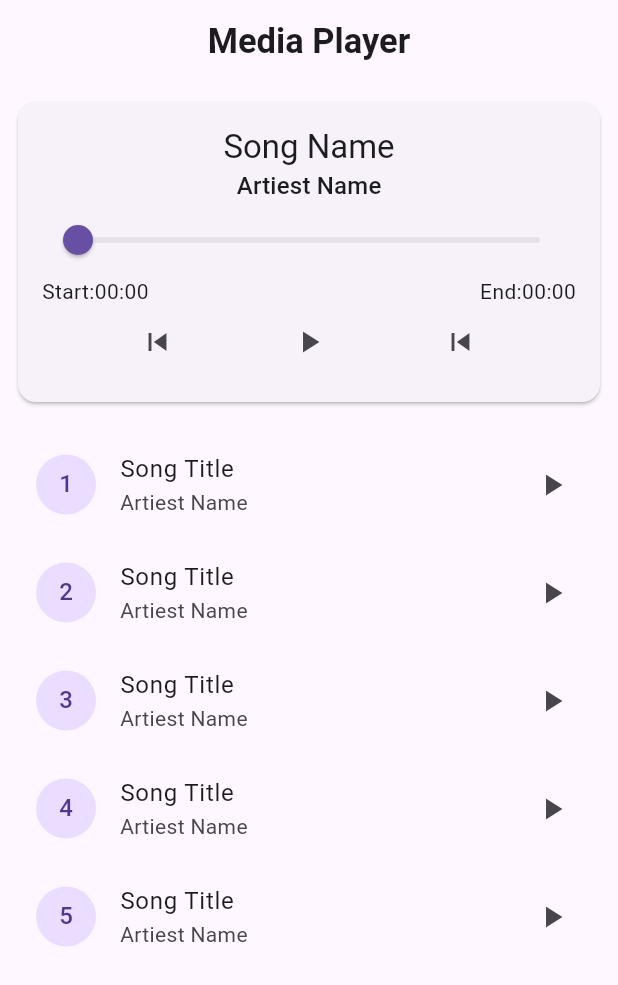
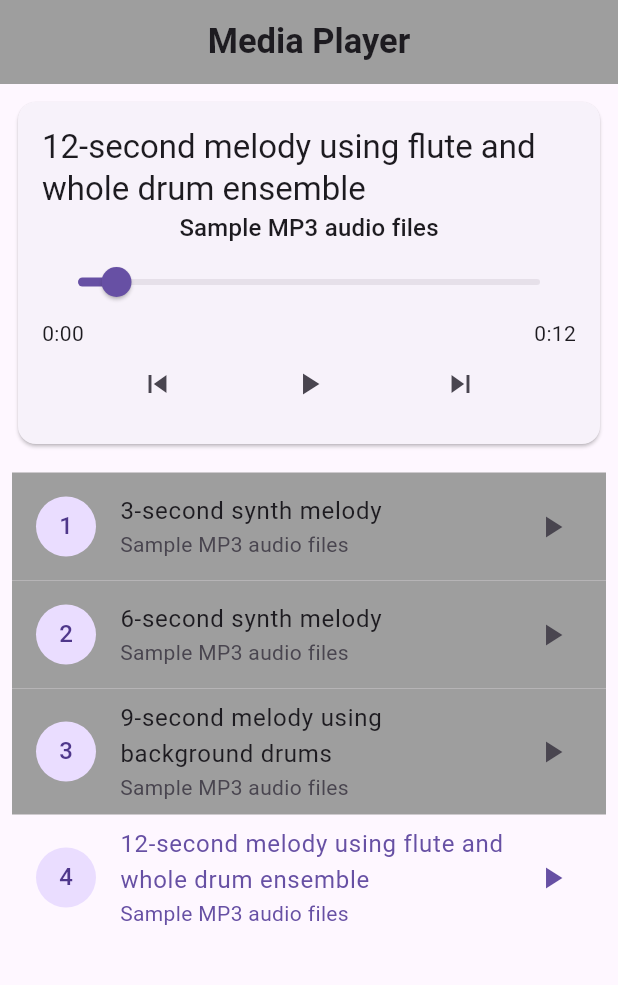
Before and after one commit to Marjan-maxa/Media-Player-Application, a Flutter app: the screen it shows after launch, after a tap on the "skip previous" icon, on a phone screen of 412 x 824 dp. Shown: the top 985 px of the screen. Run offline on Flutter 3.47's test engine with Material 3 defaults, Android fonts, the phone set to English and light mode, and no system bars; our stand-ins replace audioplayers.

Commit message:
file added

```diff
--- a/lib/app.dart
+++ b/lib/app.dart
@@ -8,6 +8,7 @@ class MyApp extends StatelessWidget {
   @override
   Widget build(BuildContext context) {
     return MaterialApp(
+      debugShowCheckedModeBanner: false,
       home: MediaPlayerApp(),
     );
   }
--- a/lib/media_player_app.dart
+++ b/lib/media_player_app.dart
@@ -1,3 +1,5 @@
+import 'dart:math';
+
 import 'package:flutter/material.dart';
 import 'package:audioplayers/audioplayers.dart';
 class MediaPlayerApp extends StatefulWidget {
@@ -10,15 +12,97 @@ class MediaPlayerApp extends StatefulWidget {
 class _MediaPlayerAppState extends State<MediaPlayerApp> {
 
   final AudioPlayer _audioPlayer=AudioPlayer();
-  List _playlist=[
-    'https://samplelib.com/lib/preview/mp3/sample-3s.mp3'
+
+
+  List<Song> _playlist=[
+   Song(title: '3-second synth melody', artiest: 'Sample MP3 audio files', url: 'https://samplelib.com/lib/preview/mp3/sample-3s.mp3', duration: 3),
+   Song(title: '6-second synth melody', artiest: 'Sample MP3 audio files', url: 'https://samplelib.com/lib/preview/mp3/sample-6s.mp3', duration: 6),
+   Song(title: '9-second melody using background drums', artiest: 'Sample MP3 audio files', url: 'https://samplelib.com/lib/preview/mp3/sample-9s.mp3', duration: 9),
+   Song(title: '12-second melody using flute and whole drum ensemble', artiest: 'Sample MP3 audio files', url: 'https://samplelib.com/lib/preview/mp3/sample-12s.mp3', duration: 12),
+
   ];
+
+  int _currentindex=0;
+  bool isPlaying=false;
+  Duration _positions=Duration.zero;
+  Duration _duration=Duration.zero;
+
+  void _listenToPlay(){
+    _audioPlayer.onDurationChanged.listen((duration){
+     setState(() {
+       _duration=duration;
+     });
+    });
+
+    _audioPlayer.onPositionChanged.listen((position){
+      setState(() {
+        _positions=position;
+      });
+
+      _audioPlayer.onPlayerStateChanged.listen((state){
+        setState(() {
+          isPlaying=state==PlayerState.playing;
+        });
+      });
+    });
+  }
+
+  Future<void>_playSong(int index) async {
+    _currentindex=index;
+    final  song=_playlist[index];
+    setState(() {
+      _positions=Duration.zero;
+      _duration=Duration(seconds: song.duration);
+    });
+   await _audioPlayer.stop();
+    await _audioPlayer.play(UrlSource(_playlist[index].url));
+  }
+
+  Future<void>_togglePlayPause()async {
+    if(isPlaying){
+      _audioPlayer.pause();
+    }else{
+      _audioPlayer.resume();
+    }
+  }
+
+  Future<void>_nextSong()async {
+   final int next=(_currentindex+1)%_playlist.length;
+   _playSong(next);
+  }
+
+  Future<void>_previousSong()async {
+    final int previous=(_currentindex-1+_playlist.length)%_playlist.length;
+    _playSong(previous);
+  }
+
+  String _formatDuration(Duration duration){
+    final int minute=duration.inMinutes;
+    final int second=duration.inSeconds.remainder(60);
+    return '$minute:${second.toString().padLeft(2,'0')}';
+  }
+
+
+  @override
+  void initState() {
+    // TODO: implement initState
+    super.initState();
+    _listenToPlay();
+  }
+
 
   @override
   Widget build(BuildContext context) {
+
+    final Song song=_playlist[_currentindex];
+
+
+    final double maxSecond=max(_duration.inSeconds.toDouble(), 1);
+    final double currentSecond=_positions.inSeconds.toDouble().clamp(1, maxSecond);
     return Scaffold(
       appBar: AppBar(
-        title: Text('Media Player',style: TextStyle(fontSize: 23,fontWeight: FontWeight.bold),),
+        backgroundColor: Colors.grey,
+        title: Text('Media Player',style: TextStyle(fontSize: 23,fontWeight: FontWeight.bold,),),
         centerTitle: true,
       ),
       body: Padding(
@@ -33,22 +117,33 @@ class _MediaPlayerAppState extends State<MediaPlayerApp> {
                 child: Column(
                   children: [
 
-                    Text('Song Name',style: Theme.of(context).textTheme.titleLarge,),
-                Text('Artiest Name',style: Theme.of(context).textTheme.titleMedium,),
-                Slider(value: 0, onChanged: (value){}),
+                    Text(song.title,style: Theme.of(context).textTheme.titleLarge,),
+                Text(song.artiest,style: Theme.of(context).textTheme.titleMedium,),
+                Slider(
+                  min: 0,
+                    max: maxSecond,
+
+                    value: currentSecond,
+                    onChanged: (value) async{
+                   final position=Duration(seconds: value.toInt());
+                   await _audioPlayer.seek(position);
+                }
+                ),
+
+
                 Row(
                   mainAxisAlignment: MainAxisAlignment.spaceBetween,
                   children: [
-                    Text('Start:00:00'),
-                    Text('End:00:00')
+                    Text(_formatDuration(_positions)),
+                    Text(_formatDuration(_duration))
                   ],
                 ),
                 Row(
                   mainAxisAlignment: MainAxisAlignment.spaceEvenly,
                   children: [
-                    IconButton(onPressed: (){}, icon: Icon(Icons.skip_previous)),
-                    IconButton(onPressed: (){}, icon: Icon(Icons.play_arrow)),
-                    IconButton(onPressed: (){}, icon: Icon(Icons.skip_previous))
+                    IconButton(onPressed: _previousSong, icon: Icon(Icons.skip_previous)),
+                    IconButton(onPressed: _togglePlayPause, icon: isPlaying? Icon(Icons.pause):Icon(Icons.play_arrow)),
+                    IconButton(onPressed: _nextSong, icon: Icon(Icons.skip_next))
                   ],
                 )
 
@@ -60,18 +155,24 @@ class _MediaPlayerAppState extends State<MediaPlayerApp> {
             const SizedBox(height: 15,),
             Expanded(
               child: ListView.builder(
-                itemCount: 5,
+                itemCount: _playlist.length,
                   itemBuilder: (context,index){
+                  Song song=_playlist[index];
+                  final bool isCurrent=index==_currentindex;
                   return ListTile(
-                    title: Text('Song Title'),
-                    subtitle: Text('Artiest Name'),
-                    trailing: Icon(Icons.play_arrow),
+                    tileColor: Colors.grey,
+                    style: ListTileStyle.list,
+                    title: Text(song.title,),
+                    subtitle: Text(song.artiest,),
+                    trailing: isCurrent&& isPlaying? Icon(Icons.pause):Icon(Icons.play_arrow),
                     leading: CircleAvatar(
                       child: Text('${index+1}'),
                     ),
                     onTap: (){
-                      _audioPlayer.play(UrlSource(_playlist[0]));
+                      print('Number of song play:  ${index.toString()}');
+                      _playSong(index);
                     },
+                    selected: isCurrent,
                   );
 
               }),
@@ -83,5 +184,21 @@ class _MediaPlayerAppState extends State<MediaPlayerApp> {
       )
 
       );
+
   }
+
+
 }
+ class Song{
+  final String title;
+  final String artiest;
+  final String url;
+  final int duration;
+
+  Song({ required this.title,
+    required this.artiest
+    ,required this.url,
+    required this.duration,
+  } );
+
+}
```
Also changed, not shown: 1 other file.
